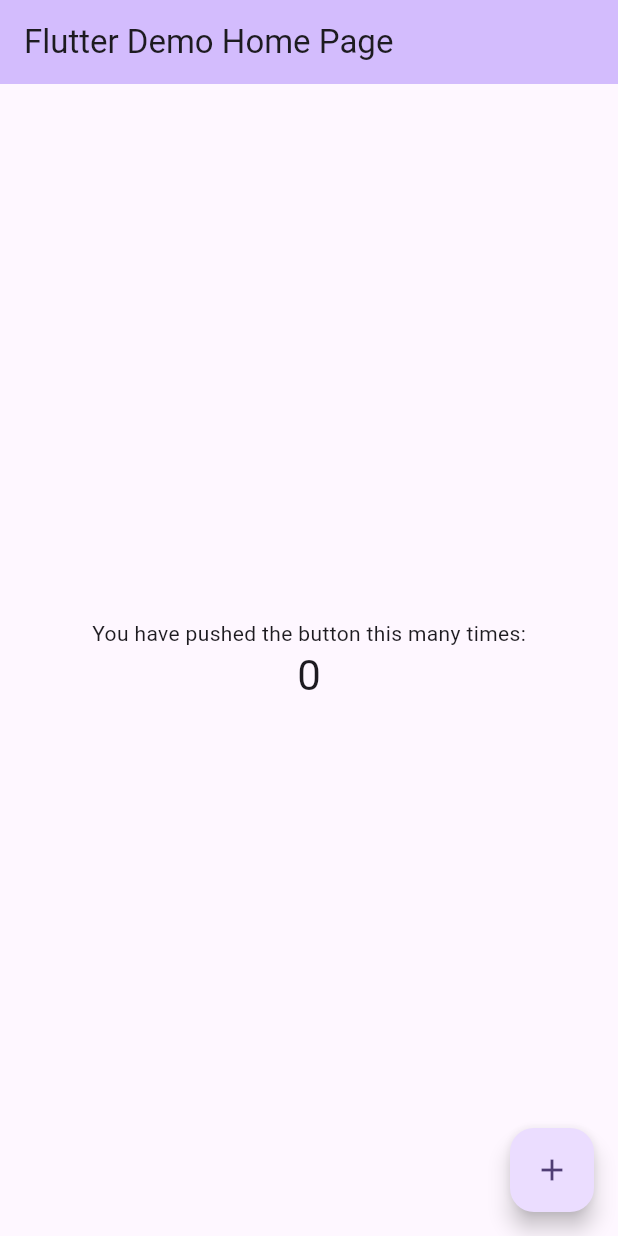
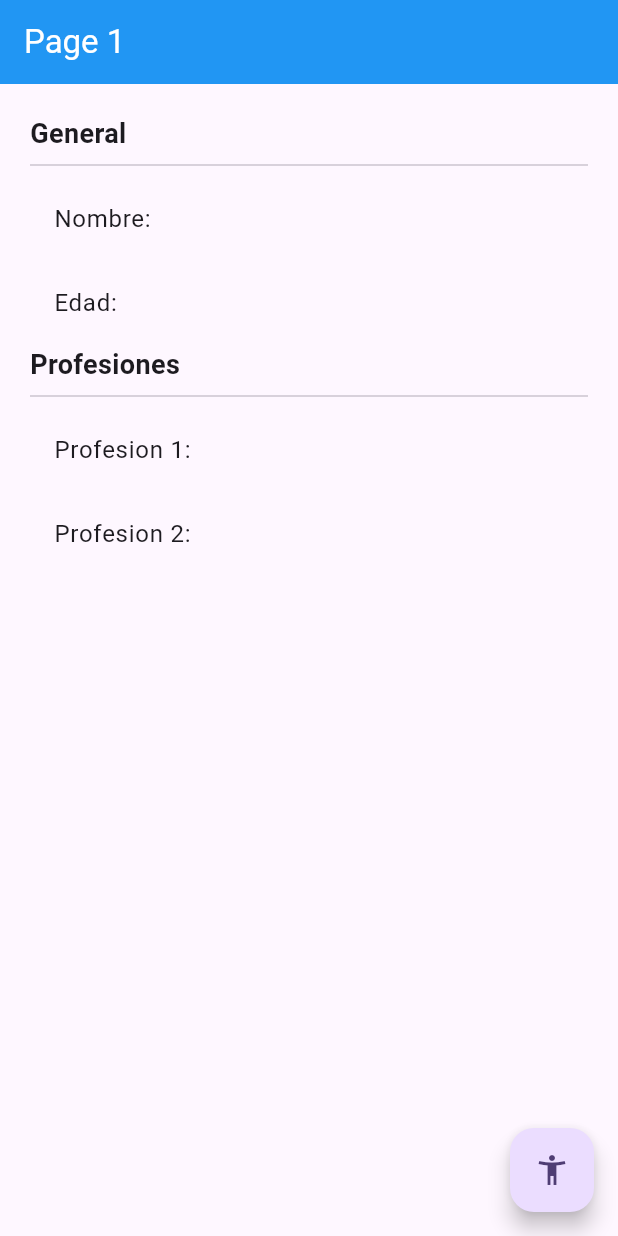
Before and after one commit to matiasbaez/flutter-state-management, a Flutter app: the screen it shows after launch, on a phone screen of 412 x 824 dp. Run offline on Flutter 3.47's test engine with Material 2 defaults, Android fonts, the phone set to English and light mode, and no system bars.

Commit message:
Added default pages

```diff
--- a/lib/main.dart
+++ b/lib/main.dart
@@ -1,4 +1,6 @@
 import 'package:flutter/material.dart';
+
+import 'package:state_management/pages/pages.dart';
 
 void main() {
   runApp(const MyApp());
@@ -12,114 +14,17 @@ class MyApp extends StatelessWidget {
   Widget build(BuildContext context) {
     return MaterialApp(
       title: 'Flutter Demo',
+      debugShowCheckedModeBanner: false,
       theme: ThemeData(
-        // This is the theme of your application.
-        //
-        // TRY THIS: Try running your application with "flutter run". You'll see
-        // the application has a blue toolbar. Then, without quitting the app,
-        // try changing the seedColor in the colorScheme below to Colors.green
-        // and then invoke "hot reload" (save your changes or press the "hot
-        // reload" button in a Flutter-supported IDE, or press "r" if you used
-        // the command line to start the app).
-        //
-        // Notice that the counter didn't reset back to zero; the application
-        // state is not lost during the reload. To reset the state, use hot
-        // restart instead.
-        //
-        // This works for code too, not just values: Most code changes can be
-        // tested with just a hot reload.
         colorScheme: ColorScheme.fromSeed(seedColor: Colors.deepPurple),
         useMaterial3: true,
       ),
-      home: const MyHomePage(title: 'Flutter Demo Home Page'),
+      initialRoute: 'page1',
+      routes: {
+        'page1': (_) => const Page1(),
+        'page2': (_) => const Page2(),
+      },
+      home: Scaffold(),
     );
   }
 }
-
-class MyHomePage extends StatefulWidget {
-  const MyHomePage({super.key, required this.title});
-
-  // This widget is the home page of your application. It is stateful, meaning
-  // that it has a State object (defined below) that contains fields that affect
-  // how it looks.
-
-  // This class is the configuration for the state. It holds the values (in this
-  // case the title) provided by the parent (in this case the App widget) and
-  // used by the build method of the State. Fields in a Widget subclass are
-  // always marked "final".
-
-  final String title;
-
-  @override
-  State<MyHomePage> createState() => _MyHomePageState();
-}
-
-class _MyHomePageState extends State<MyHomePage> {
-  int _counter = 0;
-
-  void _incrementCounter() {
-    setState(() {
-      // This call to setState tells the Flutter framework that something has
-      // changed in this State, which causes it to rerun the build method below
-      // so that the display can reflect the updated values. If we changed
-      // _counter without calling setState(), then the build method would not be
-      // called again, and so nothing would appear to happen.
-      _counter++;
-    });
-  }
-
-  @override
-  Widget build(BuildContext context) {
-    // This method is rerun every time setState is called, for instance as done
-    // by the _incrementCounter method above.
-    //
-    // The Flutter framework has been optimized to make rerunning build methods
-    // fast, so that you can just rebuild anything that needs updating rather
-    // than having to individually change instances of widgets.
-    return Scaffold(
-      appBar: AppBar(
-        // TRY THIS: Try changing the color here to a specific color (to
-        // Colors.amber, perhaps?) and trigger a hot reload to see the AppBar
-        // change color while the other colors stay the same.
-        backgroundColor: Theme.of(context).colorScheme.inversePrimary,
-        // Here we take the value from the MyHomePage object that was created by
-        // the App.build method, and use it to set our appbar title.
-        title: Text(widget.title),
-      ),
-      body: Center(
-        // Center is a layout widget. It takes a single child and positions it
-        // in the middle of the parent.
-        child: Column(
-          // Column is also a layout widget. It takes a list of children and
-          // arranges them vertically. By default, it sizes itself to fit its
-          // children horizontally, and tries to be as tall as its parent.
-          //
-          // Column has various properties to control how it sizes itself and
-          // how it positions its children. Here we use mainAxisAlignment to
-          // center the children vertically; the main axis here is the vertical
-          // axis because Columns are vertical (the cross axis would be
-          // horizontal).
-          //
-          // TRY THIS: Invoke "debug painting" (choose the "Toggle Debug Paint"
-          // action in the IDE, or press "p" in the console), to see the
-          // wireframe for each widget.
-          mainAxisAlignment: MainAxisAlignment.center,
-          children: <Widget>[
-            const Text(
-              'You have pushed the button this many times:',
-            ),
-            Text(
-              '$_counter',
-              style: Theme.of(context).textTheme.headlineMedium,
-            ),
-          ],
-        ),
-      ),
-      floatingActionButton: FloatingActionButton(
-        onPressed: _incrementCounter,
-        tooltip: 'Increment',
-        child: const Icon(Icons.add),
-      ), // This trailing comma makes auto-formatting nicer for build methods.
-    );
-  }
-}
--- /dev/null
+++ b/lib/pages/page1.dart
@@ -0,0 +1,53 @@
+
+import 'package:flutter/material.dart';
+
+class Page1 extends StatelessWidget {
+
+  const Page1({super.key});
+
+  @override
+  Widget build(BuildContext context) {
+    return Scaffold(
+      appBar: AppBar(
+        title: const Text('Page 1', style: TextStyle( color: Colors.white ) ),
+        backgroundColor: Colors.blue,
+      ),
+      body: _UserInfo(),
+      floatingActionButton: FloatingActionButton(
+        onPressed: () => Navigator.pushNamed(context, 'page2'),
+        child: const Icon(Icons.accessibility_new),
+      ),
+    );
+  }
+}
+
+class _UserInfo extends StatelessWidget {
+  const _UserInfo({
+    super.key,
+  });
+
+  @override
+  Widget build(BuildContext context) {
+    return Container(
+      height: double.infinity,
+      width: double.infinity,
+      padding: const EdgeInsets.all(20.0),
+      child: const Column(
+        crossAxisAlignment: CrossAxisAlignment.start,
+        children: [
+          Text('General', style: TextStyle( fontSize: 18, fontWeight: FontWeight.bold ) ),
+          Divider(),
+
+          ListTile( title: Text('Nombre: ' ) ),
+          ListTile( title: Text('Edad: ' ) ),
+
+          Text('Profesiones', style: TextStyle( fontSize: 18, fontWeight: FontWeight.bold ) ),
+          Divider(),
+
+          ListTile( title: Text('Profesion 1: ' ) ),
+          ListTile( title: Text('Profesion 2: ' ) ),
+        ],
+      ),
+    );
+  }
+}
--- /dev/null
+++ b/lib/pages/pages.dart
@@ -0,0 +1,3 @@
+
+export 'package:state_management/pages/page1.dart';
+export 'package:state_management/pages/page2.dart';
```
Also changed, not shown: lib/models/user.dart (added, +14 -0 lines), lib/pages/page2.dart (added, +41 -0 lines).
